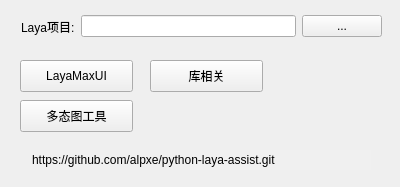
Before: the Qt Designer form ui/stage_ui.ui in alpxe/python-laya-assist, drawn with Qt 5.
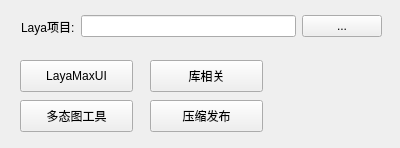
After: the same form once the commit is applied.

Commit message: 压缩发布功能整合

Diff of the .ui file:
```diff
--- a/ui/stage_ui.ui
+++ b/ui/stage_ui.ui
@@ -7,7 +7,7 @@
     <x>0</x>
     <y>0</y>
     <width>400</width>
-    <height>187</height>
+    <height>148</height>
    </rect>
   </property>
   <property name="windowTitle">
@@ -30,7 +30,7 @@
    <property name="geometry">
     <rect>
      <x>30</x>
-     <y>150</y>
+     <y>170</y>
      <width>341</width>
      <height>20</height>
     </rect>
@@ -149,6 +149,19 @@
     <string>库相关</string>
    </property>
   </widget>
+  <widget class="QPushButton" name="compressBtn">
+   <property name="geometry">
+    <rect>
+     <x>150</x>
+     <y>100</y>
+     <width>113</width>
+     <height>32</height>
+    </rect>
+   </property>
+   <property name="text">
+    <string>压缩发布</string>
+   </property>
+  </widget>
  </widget>
  <resources/>
  <connections/>
```
The commit also changes 6 other files.
